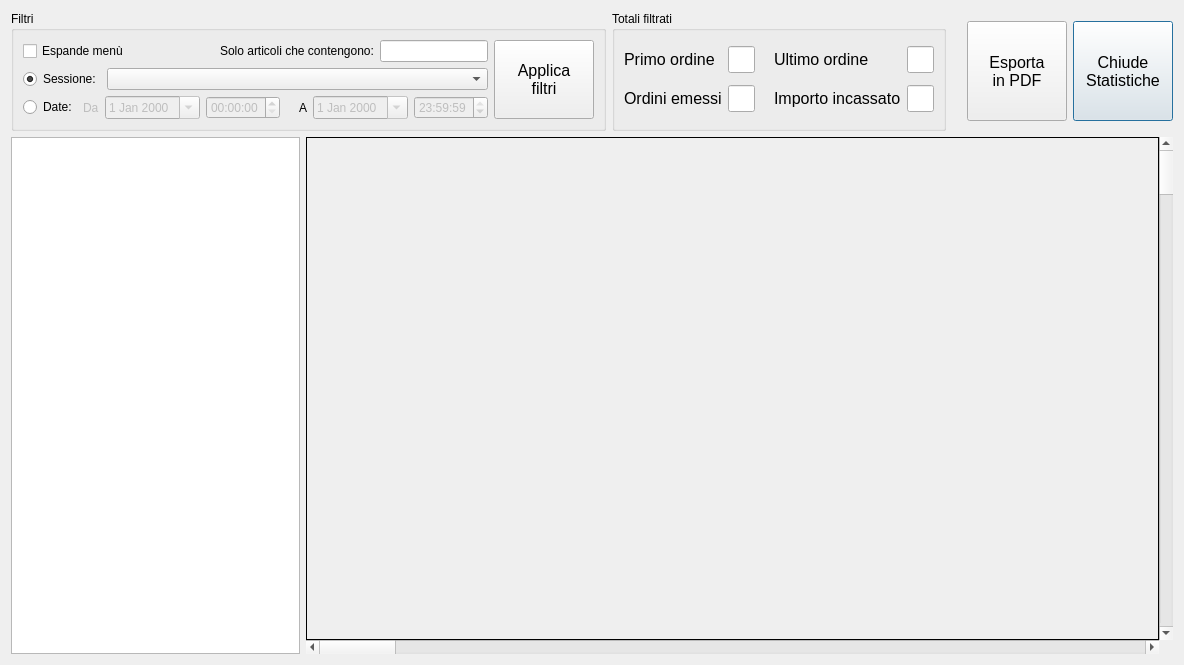
Above: src/statsform.ui from mtonin/gestcassa before the change. Below: the same form after it.
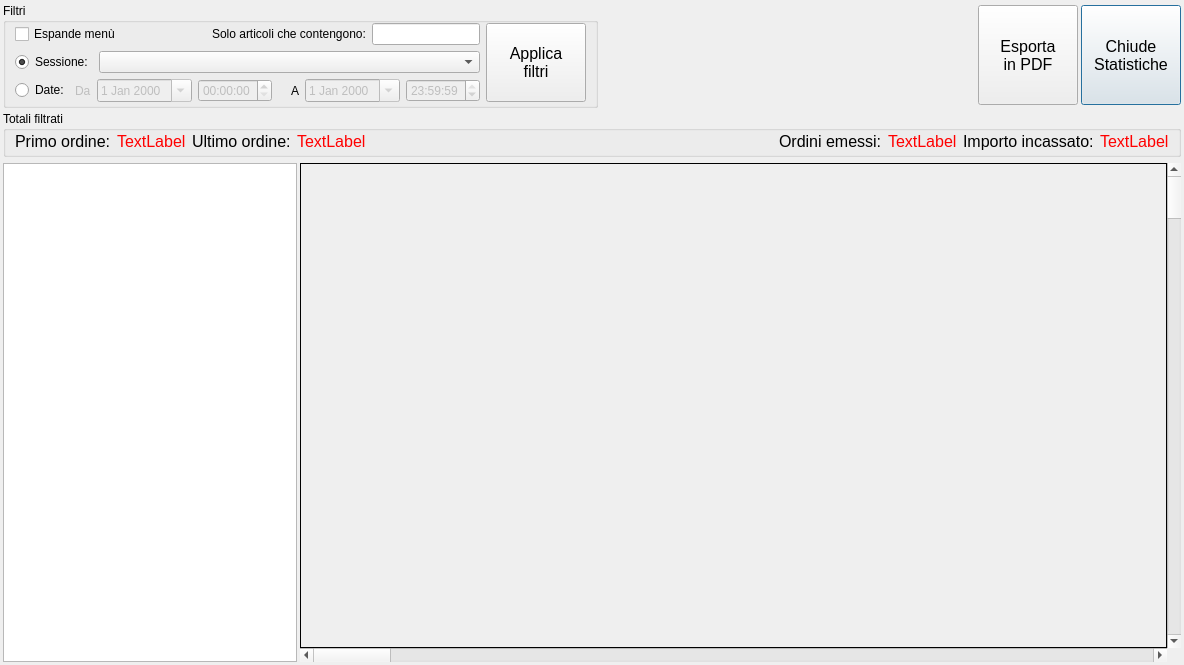
That is the form after the change. Custom widgets are drawn as their Qt base class.

Commit message: - modificato colori pulsanti controllo ordine - modificato layout visualizzazione totali nelle statistiche

```diff
--- a/src/statsform.ui
+++ b/src/statsform.ui
@@ -13,9 +13,24 @@
   <property name="windowTitle">
    <string>Statistiche</string>
   </property>
-  <layout class="QVBoxLayout" name="verticalLayout" stretch="0,1">
+  <layout class="QVBoxLayout" name="verticalLayout" stretch="0,0,1">
+   <property name="spacing">
+    <number>3</number>
+   </property>
+   <property name="leftMargin">
+    <number>3</number>
+   </property>
+   <property name="topMargin">
+    <number>3</number>
+   </property>
+   <property name="rightMargin">
+    <number>3</number>
+   </property>
+   <property name="bottomMargin">
+    <number>3</number>
+   </property>
    <item>
-    <layout class="QHBoxLayout" name="horizontalLayout_8" stretch="0,1,0">
+    <layout class="QHBoxLayout" name="horizontalLayout_8" stretch="0,0">
      <item>
       <widget class="QGroupBox" name="groupBox">
        <property name="sizePolicy">
@@ -28,6 +43,12 @@
         <string>Filtri</string>
        </property>
        <layout class="QHBoxLayout" name="horizontalLayout_7">
+        <property name="topMargin">
+         <number>0</number>
+        </property>
+        <property name="bottomMargin">
+         <number>3</number>
+        </property>
         <item>
          <layout class="QHBoxLayout" name="horizontalLayout_5" stretch="0,0">
           <item>
@@ -217,175 +238,6 @@
        </layout>
       </widget>
      </item>
-     <item>
-      <widget class="QGroupBox" name="groupBox_2">
-       <property name="title">
-        <string>Totali filtrati</string>
-       </property>
-       <layout class="QHBoxLayout" name="horizontalLayout_3">
-        <item>
-         <layout class="QGridLayout" name="gridLayout">
-          <item row="0" column="0">
-           <widget class="QLabel" name="label_5">
-            <property name="enabled">
-             <bool>true</bool>
-            </property>
-            <property name="font">
-             <font>
-              <pointsize>12</pointsize>
-             </font>
-            </property>
-            <property name="text">
-             <string>Primo ordine</string>
-            </property>
-           </widget>
-          </item>
-          <item row="0" column="1">
-           <widget class="QLineEdit" name="ordineDataFrom">
-            <property name="font">
-             <font>
-              <pointsize>12</pointsize>
-             </font>
-            </property>
-            <property name="readOnly">
-             <bool>true</bool>
-            </property>
-           </widget>
-          </item>
-          <item row="0" column="2">
-           <spacer name="horizontalSpacer_2">
-            <property name="orientation">
-             <enum>Qt::Horizontal</enum>
-            </property>
-            <property name="sizeType">
-             <enum>QSizePolicy::Minimum</enum>
-            </property>
-            <property name="sizeHint" stdset="0">
-             <size>
-              <width>13</width>
-              <height>17</height>
-             </size>
-            </property>
-           </spacer>
-          </item>
-          <item row="0" column="3">
-           <widget class="QLabel" name="label_6">
-            <property name="enabled">
-             <bool>true</bool>
-            </property>
-            <property name="font">
-             <font>
-              <pointsize>12</pointsize>
-             </font>
-            </property>
-            <property name="text">
-             <string>Ultimo ordine</string>
-            </property>
-           </widget>
-          </item>
-          <item row="0" column="4">
-           <widget class="QLineEdit" name="ordineDataTo">
-            <property name="font">
-             <font>
-              <pointsize>12</pointsize>
-             </font>
-            </property>
-            <property name="readOnly">
-             <bool>true</bool>
-            </property>
-           </widget>
-          </item>
-          <item row="1" column="0">
-           <widget class="QLabel" name="label_4">
-            <property name="font">
-             <font>
-              <pointsize>12</pointsize>
-             </font>
-            </property>
-            <property name="text">
-             <string>Ordini emessi</string>
-            </property>
-           </widget>
-          </item>
-          <item row="1" column="1">
-           <widget class="QLineEdit" name="totaleOrdiniTxt">
-            <property name="maximumSize">
-             <size>
-              <width>100</width>
-              <height>16777215</height>
-             </size>
-            </property>
-            <property name="font">
-             <font>
-              <pointsize>12</pointsize>
-              <weight>75</weight>
-              <bold>true</bold>
-             </font>
-            </property>
-            <property name="alignment">
-             <set>Qt::AlignRight|Qt::AlignTrailing|Qt::AlignVCenter</set>
-            </property>
-            <property name="readOnly">
-             <bool>true</bool>
-            </property>
-           </widget>
-          </item>
-          <item row="1" column="2">
-           <spacer name="horizontalSpacer_8">
-            <property name="orientation">
-             <enum>Qt::Horizontal</enum>
-            </property>
-            <property name="sizeType">
-             <enum>QSizePolicy::Minimum</enum>
-            </property>
-            <property name="sizeHint" stdset="0">
-             <size>
-              <width>13</width>
-              <height>20</height>
-             </size>
-            </property>
-           </spacer>
-          </item>
-          <item row="1" column="3">
-           <widget class="QLabel" name="label_3">
-            <property name="font">
-             <font>
-              <pointsize>12</pointsize>
-             </font>
-            </property>
-            <property name="text">
-             <string>Importo incassato</string>
-            </property>
-           </widget>
-          </item>
-          <item row="1" column="4">
-           <widget class="QLineEdit" name="totaleImportoTxt">
-            <property name="maximumSize">
-             <size>
-              <width>100</width>
-              <height>16777215</height>
-             </size>
-            </property>
-            <property name="font">
-             <font>
-              <pointsize>12</pointsize>
-              <weight>75</weight>
-              <bold>true</bold>
-             </font>
-            </property>
-            <property name="alignment">
-             <set>Qt::AlignRight|Qt::AlignTrailing|Qt::AlignVCenter</set>
-            </property>
-            <property name="readOnly">
-             <bool>true</bool>
-            </property>
-           </widget>
-          </item>
-         </layout>
-        </item>
-       </layout>
-      </widget>
-     </item>
      <item>
       <layout class="QHBoxLayout" name="horizontalLayout_6">
        <property name="topMargin">
@@ -479,8 +331,168 @@
      </item>
     </layout>
    </item>
+   <item>
+    <widget class="QGroupBox" name="groupBox_2">
+     <property name="title">
+      <string>Totali filtrati</string>
+     </property>
+     <layout class="QHBoxLayout" name="horizontalLayout_3">
+      <property name="spacing">
+       <number>6</number>
+      </property>
+      <property name="topMargin">
+       <number>0</number>
+      </property>
+      <property name="bottomMargin">
+       <number>3</number>
+      </property>
+      <item>
+       <widget class="QLabel" name="label_5">
+        <property name="enabled">
+         <bool>true</bool>
+        </property>
+        <property name="font">
+         <font>
+          <pointsize>12</pointsize>
+         </font>
+        </property>
+        <property name="text">
+         <string>Primo ordine:</string>
+        </property>
+       </widget>
+      </item>
+      <item>
+       <widget class="QLabel" name="ordineDataFrom">
+        <property name="font">
+         <font>
+          <pointsize>12</pointsize>
+         </font>
+        </property>
+        <property name="styleSheet">
+         <string notr="true">color: rgb(255, 0, 0);</string>
+        </property>
+        <property name="text">
+         <string>TextLabel</string>
+        </property>
+        <property name="textInteractionFlags">
+         <set>Qt::NoTextInteraction</set>
+        </property>
+       </widget>
+      </item>
+      <item>
+       <widget class="QLabel" name="label_6">
+        <property name="enabled">
+         <bool>true</bool>
+        </property>
+        <property name="font">
+         <font>
+          <pointsize>12</pointsize>
+         </font>
+        </property>
+        <property name="text">
+         <string>Ultimo ordine:</string>
+        </property>
+       </widget>
+      </item>
+      <item>
+       <widget class="QLabel" name="ordineDataTo">
+        <property name="font">
+         <font>
+          <pointsize>12</pointsize>
+         </font>
+        </property>
+        <property name="styleSheet">
+         <string notr="true">color: rgb(255, 0, 0);</string>
+        </property>
+        <property name="text">
+         <string>TextLabel</string>
+        </property>
+        <property name="textInteractionFlags">
+         <set>Qt::NoTextInteraction</set>
+        </property>
+       </widget>
+      </item>
+      <item>
+       <spacer name="horizontalSpacer_4">
+        <property name="orientation">
+         <enum>Qt::Horizontal</enum>
+        </property>
+        <property name="sizeHint" stdset="0">
+         <size>
+          <width>40</width>
+          <height>20</height>
+         </size>
+        </property>
+       </spacer>
+      </item>
+      <item>
+       <widget class="QLabel" name="label_4">
+        <property name="font">
+         <font>
+          <pointsize>12</pointsize>
+         </font>
+        </property>
+        <property name="text">
+         <string>Ordini emessi:</string>
+        </property>
+       </widget>
+      </item>
+      <item>
+       <widget class="QLabel" name="totaleOrdiniTxt">
+        <property name="font">
+         <font>
+          <pointsize>12</pointsize>
+         </font>
+        </property>
+        <property name="styleSheet">
+         <string notr="true">color: rgb(255, 0, 0);</string>
+        </property>
+        <property name="text">
+         <string>TextLabel</string>
+        </property>
+        <property name="textInteractionFlags">
+         <set>Qt::NoTextInteraction</set>
+        </property>
+       </widget>
+      </item>
+      <item>
+       <widget class="QLabel" name="label_3">
+        <property name="font">
+         <font>
+          <pointsize>12</pointsize>
+         </font>
+        </property>
+        <property name="text">
+         <string>Importo incassato:</string>
+        </property>
+       </widget>
+      </item>
+      <item>
+       <widget class="QLabel" name="totaleImportoTxt">
+        <property name="font">
+         <font>
+          <pointsize>12</pointsize>
+         </font>
+        </property>
+        <property name="styleSheet">
+         <string notr="true">color: rgb(255, 0, 0);</string>
+        </property>
+        <property name="text">
+         <string>TextLabel</string>
+        </property>
+        <property name="textInteractionFlags">
+         <set>Qt::NoTextInteraction</set>
+        </property>
+       </widget>
+      </item>
+     </layout>
+    </widget>
+   </item>
    <item>
     <layout class="QHBoxLayout" name="horizontalLayout_2" stretch="1,3">
+     <property name="topMargin">
+      <number>3</number>
+     </property>
      <item>
       <layout class="QVBoxLayout" name="verticalLayout_x">
        <property name="spacing">
```
The commit also changes 1 other file.
